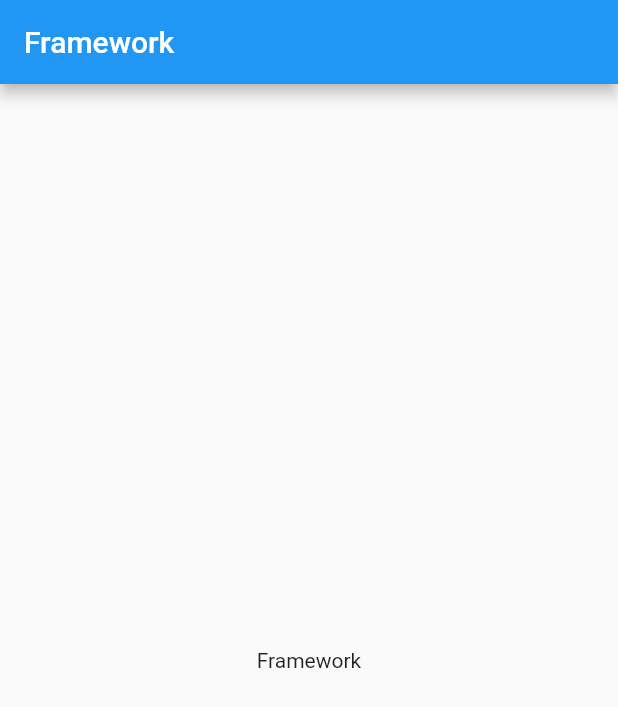
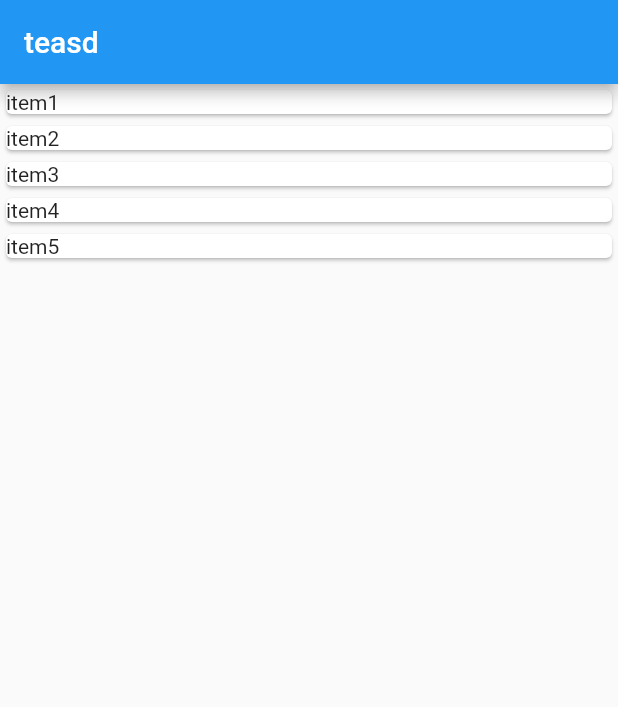
Before and after one commit to jacielmelnik/framework, a Flutter app: the screen it shows after launch, on a phone screen of 412 x 824 dp. Shown: the top 707 px of the screen. Run offline on Flutter 3.47's test engine with Material 2 defaults, Android fonts, the light colour scheme and no system bars.

Commit message:
Adding basic store classes

```diff
--- a/lib/main.dart
+++ b/lib/main.dart
@@ -1,4 +1,5 @@
 import 'package:flutter/material.dart';
+import 'package:framework/store/store_view.dart';
 
 void main() {
   runApp(const MyApp());
@@ -15,32 +16,7 @@ class MyApp extends StatelessWidget {
       theme: ThemeData(
         primarySwatch: Colors.blue,
       ),
-      home: const MyHomePage(title: 'Framework'),
+      home: const StoreView(),
     );
   }
 }
-
-class MyHomePage extends StatefulWidget {
-  const MyHomePage({Key? key, required this.title}) : super(key: key);
-
-  final String title;
-
-  @override
-  State<MyHomePage> createState() => _MyHomePageState();
-}
-
-class _MyHomePageState extends State<MyHomePage> {
-  @override
-  Widget build(BuildContext context) {
-    return Scaffold(
-      appBar: AppBar(
-        title: Text(widget.title),
-      ),
-      body: const Center(
-        child: Text(
-          'Framework',
-        ),
-      ),
-    );
-  }
-}
--- /dev/null
+++ b/lib/store/store_item_model.dart
@@ -0,0 +1,6 @@
+class StoreItem {
+  final String name;
+  final String description;
+
+  StoreItem({required this.name, required this.description});
+}
--- /dev/null
+++ b/lib/store/store_service.dart
@@ -0,0 +1,16 @@
+import 'package:framework/store/store_item_model.dart';
+
+class StoreService {
+  ///Returns the store items list
+  static List<StoreItem> fetchStoreItemsList() {
+    List<StoreItem> storeItemsList = [
+      StoreItem(name: 'item1', description: 'item 1 description'),
+      StoreItem(name: 'item2', description: 'item 2 description'),
+      StoreItem(name: 'item3', description: 'item 3 description'),
+      StoreItem(name: 'item4', description: 'item 4 description'),
+      StoreItem(name: 'item5', description: 'item 5 description'),
+    ];
+
+    return storeItemsList;
+  }
+}
--- /dev/null
+++ b/lib/store/store_view.dart
@@ -0,0 +1,35 @@
+import 'package:flutter/material.dart';
+import 'package:framework/store/store_item_model.dart';
+import 'package:framework/store/store_service.dart';
+
+class StoreView extends StatefulWidget {
+  const StoreView({Key? key}) : super(key: key);
+
+  @override
+  State<StoreView> createState() => _StoreViewState();
+}
+
+class _StoreViewState extends State<StoreView> {
+  late final List<StoreItem> _storeItemsList;
+
+  @override
+  void initState() {
+    super.initState();
+    _storeItemsList = StoreService.fetchStoreItemsList();
+  }
+
+  @override
+  Widget build(BuildContext context) {
+    return Scaffold(
+        appBar: AppBar(
+          title: const Text('teasd'),
+        ),
+        body: ListView.builder(
+            itemCount: _storeItemsList.length,
+            itemBuilder: (_, index) {
+              return Card(
+                child: Text(_storeItemsList[index].name),
+              );
+            }));
+  }
+}
--- /dev/null
+++ b/lib/store/store_view_model.dart
@@ -0,0 +1,11 @@
+import 'package:framework/store/store_item_model.dart';
+import 'package:framework/store/store_service.dart';
+
+class StoreViewModel {
+  late final List<StoreItem> _storeItemsList;
+
+  ///Fetch store items list from service
+  fetchStoreItemsList() {
+    _storeItemsList = StoreService.fetchStoreItemsList();
+  }
+}
```
